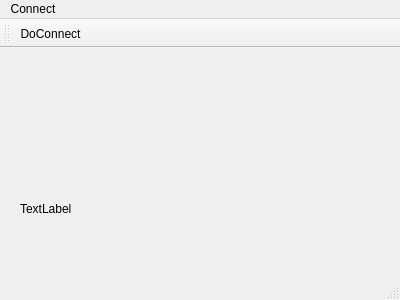
Qt form mainwindow.ui (Skylli202/wifibot) before a commit.
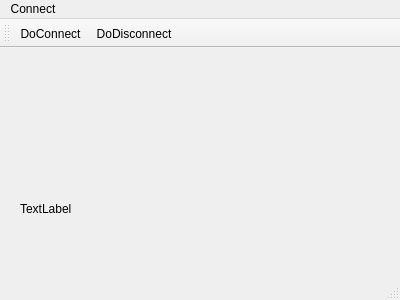
The same form after that commit.

The edit to the form file:
```diff
--- a/mainwindow.ui
+++ b/mainwindow.ui
@@ -55,6 +55,7 @@
     <bool>false</bool>
    </attribute>
    <addaction name="actionDoConnect_2"/>
+   <addaction name="actionDoDisconnect"/>
   </widget>
   <widget class="QStatusBar" name="statusBar"/>
   <action name="actionDoConnect_2">
@@ -62,6 +63,11 @@
     <string>DoConnect</string>
    </property>
   </action>
+  <action name="actionDoDisconnect">
+   <property name="text">
+    <string>DoDisconnect</string>
+   </property>
+  </action>
  </widget>
  <layoutdefault spacing="6" margin="11"/>
  <resources/>
```
